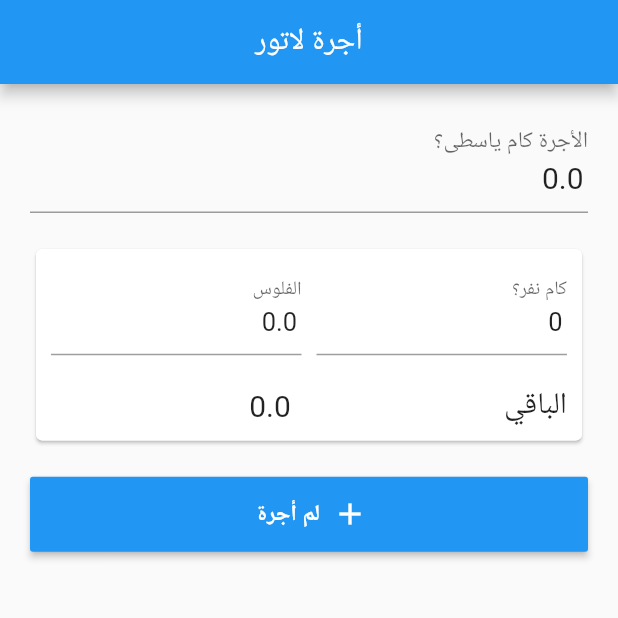
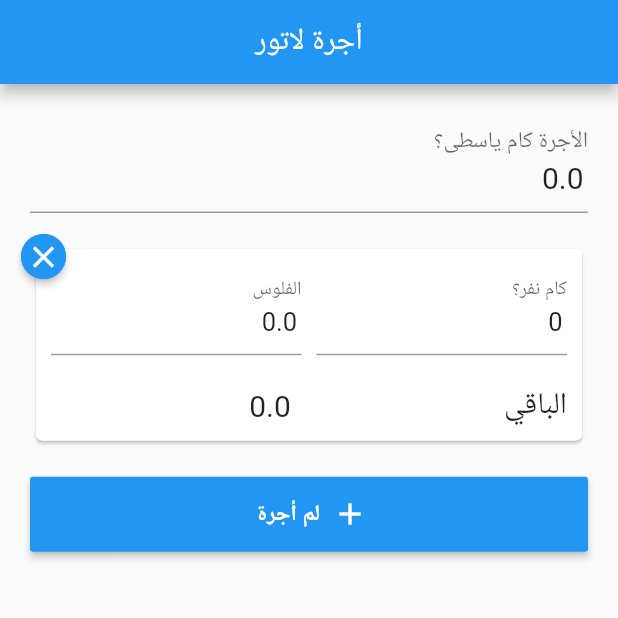
Before and after one commit to IT-Tick/ogralator, a Flutter app: the screen it shows after launch, after a tap on "لم أجرة", on a phone screen of 412 x 824 dp, the top half of it. Run offline on Flutter 3.47's test engine with Material 2 defaults, Android fonts, the phone set to English and light mode, and no system bars; our stand-ins replace flutter_redux, redux.

Commit message:
Add remove passengers group button

```diff
--- a/lib/components/passengersGroupCard.component.dart
+++ b/lib/components/passengersGroupCard.component.dart
@@ -9,8 +9,9 @@ class PassengersGroupCard extends StatefulWidget {
     final double fare;
     final PassengersGroup group;
     final Function updateGroup;
+    final Function removeCard;
 
-    PassengersGroupCard({Key key, this.fare, this.group, this.updateGroup}): super(key: key);
+    PassengersGroupCard({Key key, this.fare, this.group, this.updateGroup, this.removeCard}): super(key: key);
 
     @override
     _PassengersGroupCardState createState() => _PassengersGroupCardState();
@@ -19,7 +20,7 @@ class PassengersGroupCard extends StatefulWidget {
 class _PassengersGroupCardState extends State<PassengersGroupCard> {
     double remainder;
 
-    void _numberOfPassengersChanged (text) {
+    void _numberOfPassengersChanged(text) {
         final int newNumberOfPassengers = text.isEmpty ? 0 : int.parse(text);
         widget.updateGroup(
             numberOfPassengers: newNumberOfPassengers
@@ -27,7 +28,7 @@ class _PassengersGroupCardState extends State<PassengersGroupCard> {
         _calculateGroupRemainder();
     }
 
-    void _paidMoneyChanged (text) {
+    void _paidMoneyChanged(text) {
         final double newPaidMoney = text.isEmpty ? 0 : double.parse(text);
         widget.updateGroup(
             paidMoney: newPaidMoney
@@ -47,7 +48,10 @@ class _PassengersGroupCardState extends State<PassengersGroupCard> {
 
         return Container(
             margin: EdgeInsets.only(bottom: 20),
-            child: Card(
+            child: Stack(
+                overflow: Overflow.visible,
+                children: <Widget>[
+                    Card(
                         child: Container(
                             padding: EdgeInsets.all(10),
                             child: Column(
@@ -103,6 +107,35 @@ class _PassengersGroupCardState extends State<PassengersGroupCard> {
                                 ],
                             ),
                         )
+                    ),
+                    Positioned(
+                        top: -15,
+                        left: -15,
+                        child: ButtonTheme(
+                            minWidth: 30,
+                            height: 30,
+                            padding: EdgeInsets.only(
+                                left: 0,
+                                right: 0
+                            ),
+                            child: RaisedButton(
+                                color: Colors.blue,
+                                textColor: Colors.white,
+                                onPressed: widget.removeCard,
+                                child: Center(
+                                    child: Icon(
+                                        Icons.clear
+                                    ),
+                                ),
+                                shape: RoundedRectangleBorder(
+                                    borderRadius: new BorderRadius.circular(100),
+                                    side: BorderSide(color: Colors.blue)
+                                )
+                            )
+                        )
+                    )
+
+                ],
             )
         );
     }
--- a/lib/screens/calculator.screen.dart
+++ b/lib/screens/calculator.screen.dart
@@ -18,12 +18,12 @@ class Calculator extends StatelessWidget {
     final Store<AppState> store;
     Calculator({Key key, @required this.store}) : super(key: key);
 
-    void _fareChanged (text) {
+    void _fareChanged(text) {
         final double newFare = text.isEmpty ? 0 : double.parse(text);
         store.dispatch(EditFareAction(newFare));
     }
 
-    void _newPassengersGroup () {
+    void _newPassengersGroup() {
         store.dispatch(AddPassengersGroupAction(PassengersGroup.initialState()));
     }
 
@@ -75,6 +75,7 @@ class Calculator extends StatelessWidget {
                                                 numberOfPassengers: numberOfPassengers,
                                                 paidMoney: paidMoney
                                             )),
+                                            removeCard: () => store.dispatch(DeletePassengersGroupAction(group)),
                                         ),
                                     ).toList()
                                 ),
```
Lines whose indentation alone changed are shown as unchanged.
